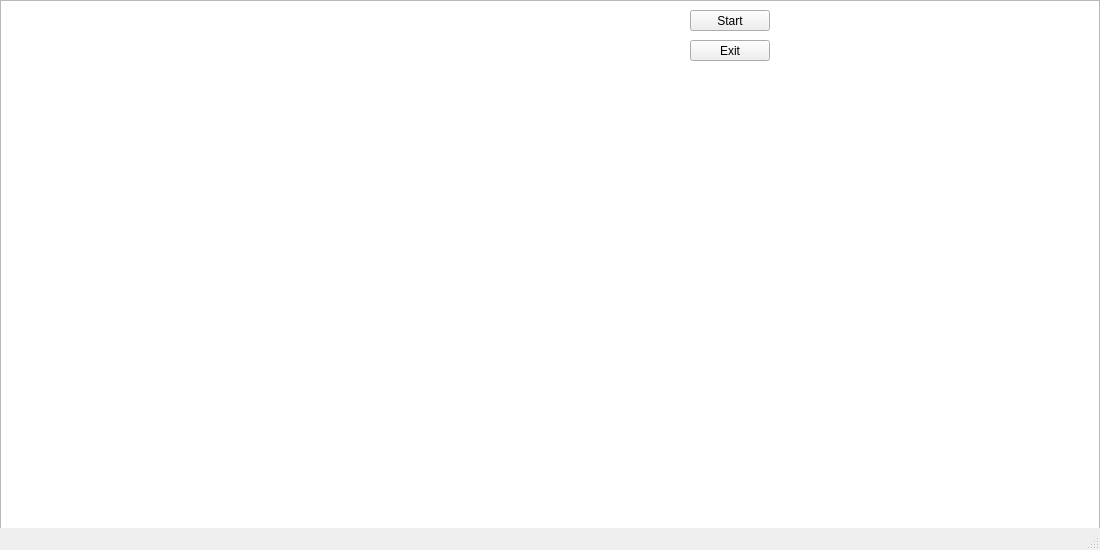
Above: Codigo_Fuente/Proyecto_Final/gameworld.ui from MaverickST/Proyecto_Final before the change. Below: the same form after it.
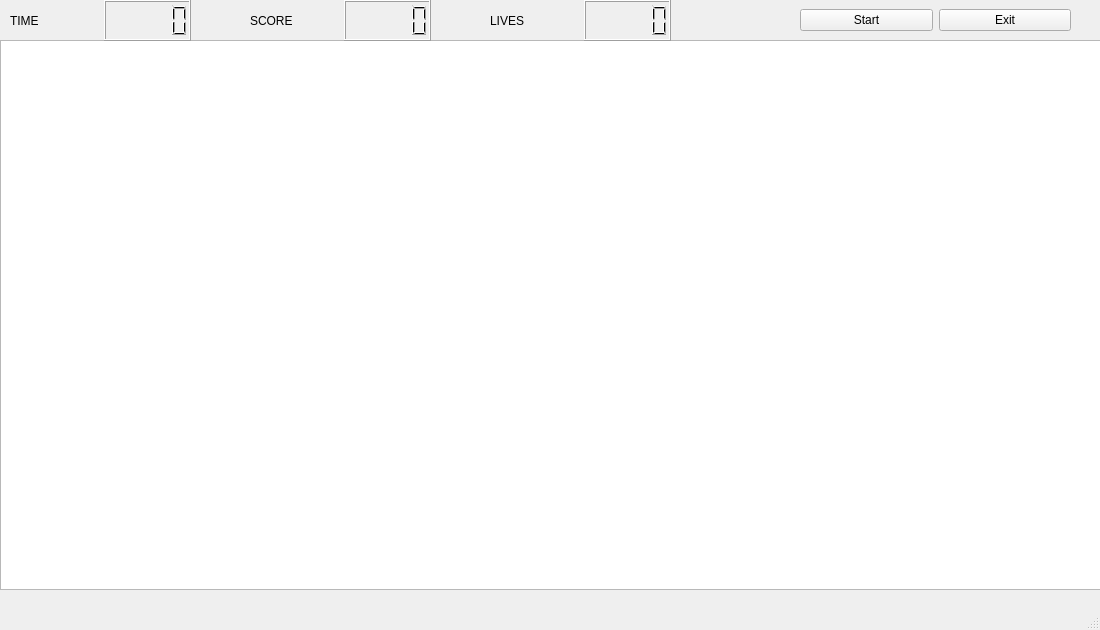
That is the form after the change.

Diff of the .ui file:
```diff
--- a/Codigo_Fuente/Proyecto_Final/gameworld.ui
+++ b/Codigo_Fuente/Proyecto_Final/gameworld.ui
@@ -7,7 +7,7 @@
     <x>0</x>
     <y>0</y>
     <width>1100</width>
-    <height>550</height>
+    <height>630</height>
    </rect>
   </property>
   <property name="windowTitle">
@@ -18,37 +18,103 @@
     <property name="geometry">
      <rect>
       <x>0</x>
-      <y>0</y>
-      <width>1100</width>
-      <height>550</height>
-     </rect>
-    </property>
-   </widget>
-   <widget class="QPushButton" name="pB_StartGame">
-    <property name="geometry">
-     <rect>
-      <x>690</x>
-      <y>10</y>
-      <width>80</width>
-      <height>21</height>
-     </rect>
-    </property>
-    <property name="text">
-     <string>Start</string>
-    </property>
-   </widget>
-   <widget class="QPushButton" name="pB_ExitGame">
-    <property name="geometry">
-     <rect>
-      <x>690</x>
       <y>40</y>
-      <width>80</width>
-      <height>21</height>
+      <width>1141</width>
+      <height>550</height>
      </rect>
     </property>
-    <property name="text">
-     <string>Exit</string>
+   </widget>
+   <widget class="QWidget" name="horizontalLayoutWidget">
+    <property name="geometry">
+     <rect>
+      <x>800</x>
+      <y>0</y>
+      <width>271</width>
+      <height>41</height>
+     </rect>
     </property>
+    <layout class="QHBoxLayout" name="horizontalLayout">
+     <item>
+      <widget class="QPushButton" name="pB_StartGame">
+       <property name="text">
+        <string>Start</string>
+       </property>
+      </widget>
+     </item>
+     <item>
+      <widget class="QPushButton" name="pB_ExitGame">
+       <property name="text">
+        <string>Exit</string>
+       </property>
+      </widget>
+     </item>
+    </layout>
+   </widget>
+   <widget class="QWidget" name="horizontalLayoutWidget_2">
+    <property name="geometry">
+     <rect>
+      <x>10</x>
+      <y>0</y>
+      <width>181</width>
+      <height>41</height>
+     </rect>
+    </property>
+    <layout class="QHBoxLayout" name="horizontalLayout_2">
+     <item>
+      <widget class="QLabel" name="label">
+       <property name="text">
+        <string>TIME</string>
+       </property>
+      </widget>
+     </item>
+     <item>
+      <widget class="QLCDNumber" name="LCD_TIME"/>
+     </item>
+    </layout>
+   </widget>
+   <widget class="QWidget" name="horizontalLayoutWidget_4">
+    <property name="geometry">
+     <rect>
+      <x>250</x>
+      <y>0</y>
+      <width>181</width>
+      <height>41</height>
+     </rect>
+    </property>
+    <layout class="QHBoxLayout" name="horizontalLayout_4">
+     <item>
+      <widget class="QLabel" name="label_3">
+       <property name="text">
+        <string>SCORE</string>
+       </property>
+      </widget>
+     </item>
+     <item>
+      <widget class="QLCDNumber" name="LCD_SCORE"/>
+     </item>
+    </layout>
+   </widget>
+   <widget class="QWidget" name="horizontalLayoutWidget_5">
+    <property name="geometry">
+     <rect>
+      <x>490</x>
+      <y>0</y>
+      <width>181</width>
+      <height>41</height>
+     </rect>
+    </property>
+    <layout class="QHBoxLayout" name="horizontalLayout_5">
+     <item>
+      <widget class="QLabel" name="label_4">
+       <property name="text">
+        <string>LIVES</string>
+       </property>
+      </widget>
+     </item>
+     <item>
+      <widget class="QLCDNumber" name="LCD_LIVES"/>
+     </item>
+    </layout>
    </widget>
   </widget>
   <widget class="QMenuBar" name="menubar">
```
